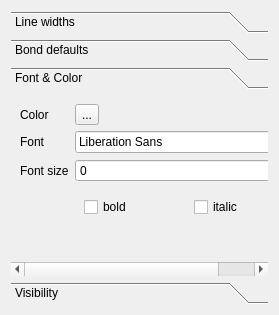
Qt form libmolsketch/scenepropertieswidget.ui (timvdm/Molsketch) before a commit.
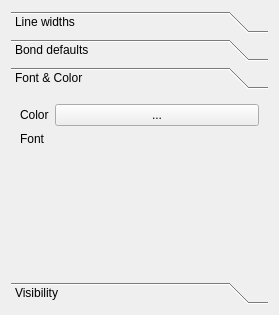
The same form after that commit. The open tabs and pages were chosen to show the change. Custom widgets are drawn as their Qt base class.

Diff of the .ui file:
```diff
--- a/libmolsketch/scenepropertieswidget.ui
+++ b/libmolsketch/scenepropertieswidget.ui
@@ -117,7 +117,7 @@
         </widget>
        </item>
        <item row="0" column="1">
-        <widget class="QToolButton" name="toolButton">
+        <widget class="Molsketch::ColorButton" name="defaultColor">
          <property name="text">
           <string>...</string>
          </property>
@@ -131,37 +131,7 @@
         </widget>
        </item>
        <item row="1" column="1">
-        <widget class="QFontComboBox" name="atomFont"/>
-       </item>
-       <item row="2" column="0">
-        <widget class="QLabel" name="fontSizeLabel">
-         <property name="text">
-          <string>Font size</string>
-         </property>
-        </widget>
-       </item>
-       <item row="2" column="1">
-        <widget class="QSpinBox" name="spinBox"/>
-       </item>
-       <item row="3" column="1">
-        <widget class="QWidget" name="widget" native="true">
-         <layout class="QHBoxLayout" name="horizontalLayout">
-          <item>
-           <widget class="QCheckBox" name="boldFont">
-            <property name="text">
-             <string>bold</string>
-            </property>
-           </widget>
-          </item>
-          <item>
-           <widget class="QCheckBox" name="italicFont">
-            <property name="text">
-             <string>italic</string>
-            </property>
-           </widget>
-          </item>
-         </layout>
-        </widget>
+        <widget class="Molsketch::FontChooser" name="widget" native="true"/>
        </item>
       </layout>
      </widget>
@@ -239,6 +209,19 @@
    </item>
   </layout>
  </widget>
+ <customwidgets>
+  <customwidget>
+   <class>Molsketch::FontChooser</class>
+   <extends>QWidget</extends>
+   <header>fontchooser.h</header>
+   <container>1</container>
+  </customwidget>
+  <customwidget>
+   <class>Molsketch::ColorButton</class>
+   <extends>QPushButton</extends>
+   <header>colorbutton.h</header>
+  </customwidget>
+ </customwidgets>
  <resources/>
  <connections/>
 </ui>
```
